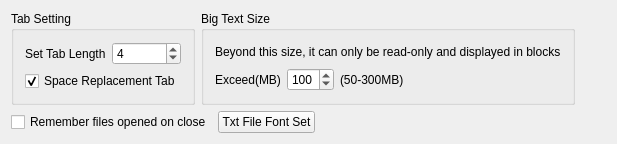
Qt form src/texteditsetwin.ui (cxasm/notepad--) before a commit.
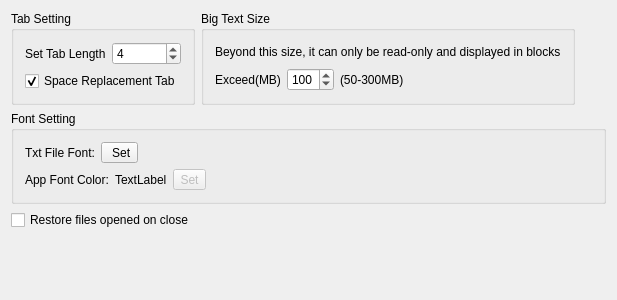
The same form after that commit.

The edit to the form file:
```diff
--- a/src/texteditsetwin.ui
+++ b/src/texteditsetwin.ui
@@ -7,7 +7,7 @@
     <x>0</x>
     <y>0</y>
     <width>617</width>
-    <height>140</height>
+    <height>300</height>
    </rect>
   </property>
   <property name="windowTitle">
@@ -132,18 +132,92 @@
     </layout>
    </item>
    <item>
-    <layout class="QHBoxLayout" name="horizontalLayout_3">
-     <item>
-    <widget class="QCheckBox" name="restoreFile">
-     <property name="text">
-      <string>Remember files opened on close</string>
+    <widget class="QGroupBox" name="groupBox_2">
+     <property name="title">
+      <string>Font Setting</string>
      </property>
+     <layout class="QVBoxLayout" name="verticalLayout_4">
+      <item>
+       <layout class="QHBoxLayout" name="horizontalLayout_6">
+        <item>
+         <widget class="QLabel" name="label_6">
+          <property name="text">
+           <string>Txt File Font:</string>
+          </property>
+         </widget>
+        </item>
+        <item>
+         <widget class="QToolButton" name="toolButton">
+          <property name="text">
+           <string> Set</string>
+          </property>
+         </widget>
+        </item>
+        <item>
+         <spacer name="horizontalSpacer_4">
+          <property name="orientation">
+           <enum>Qt::Horizontal</enum>
+          </property>
+          <property name="sizeHint" stdset="0">
+           <size>
+            <width>40</width>
+            <height>20</height>
+           </size>
+          </property>
+         </spacer>
+        </item>
+       </layout>
+      </item>
+      <item>
+       <layout class="QHBoxLayout" name="horizontalLayout_5">
+        <item>
+         <widget class="QLabel" name="label_2">
+          <property name="text">
+           <string>App Font Color:</string>
+          </property>
+         </widget>
+        </item>
+        <item>
+         <widget class="QLabel" name="appFontColorLabel">
+          <property name="text">
+           <string>TextLabel</string>
+          </property>
+         </widget>
+        </item>
+        <item>
+         <widget class="QToolButton" name="toolButton1">
+          <property name="enabled">
+           <bool>false</bool>
+          </property>
+          <property name="text">
+           <string>Set</string>
+          </property>
+         </widget>
+        </item>
+        <item>
+         <spacer name="horizontalSpacer_5">
+          <property name="orientation">
+           <enum>Qt::Horizontal</enum>
+          </property>
+          <property name="sizeHint" stdset="0">
+           <size>
+            <width>40</width>
+            <height>20</height>
+           </size>
+          </property>
+         </spacer>
+        </item>
+       </layout>
+      </item>
+     </layout>
     </widget>
    </item>
    <item>
-      <widget class="QPushButton" name="pushButton">
+    <layout class="QHBoxLayout" name="horizontalLayout_3">
+     <item>
+      <widget class="QCheckBox" name="restoreFile">
        <property name="text">
-        <string>Txt File Font Set</string>
+        <string>Restore files opened on close</string>
        </property>
       </widget>
      </item>
@@ -170,7 +244,7 @@
      <property name="sizeHint" stdset="0">
       <size>
        <width>20</width>
-       <height>7</height>
+       <height>40</height>
       </size>
      </property>
     </spacer>
```
Left out of the diff: 28 changed lines with no effect on the pictures.
